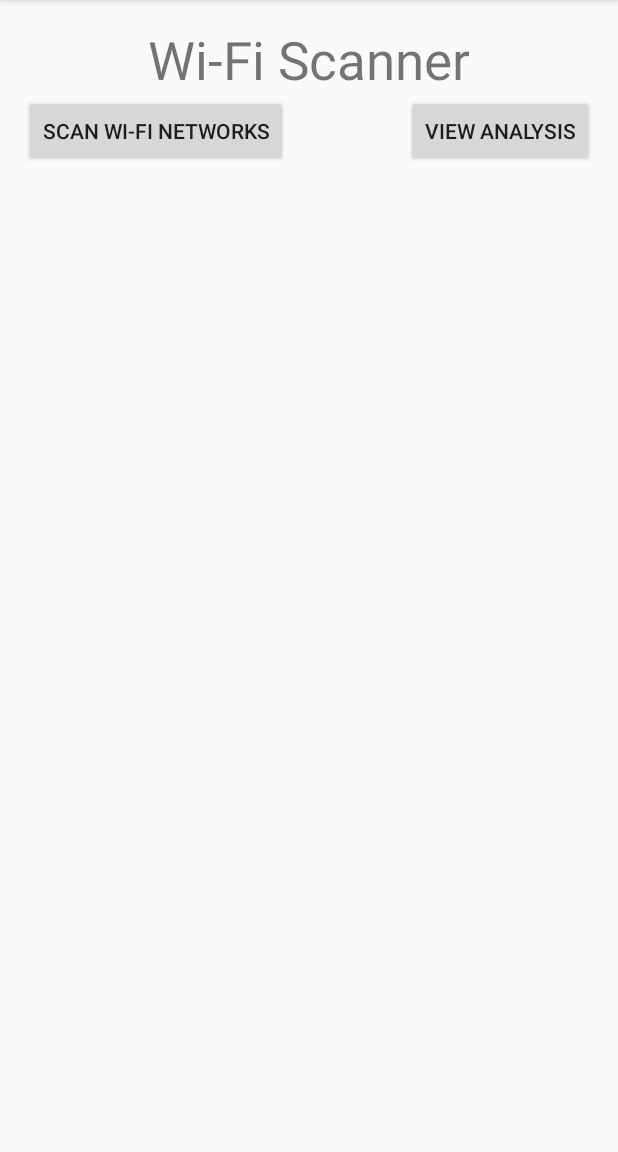
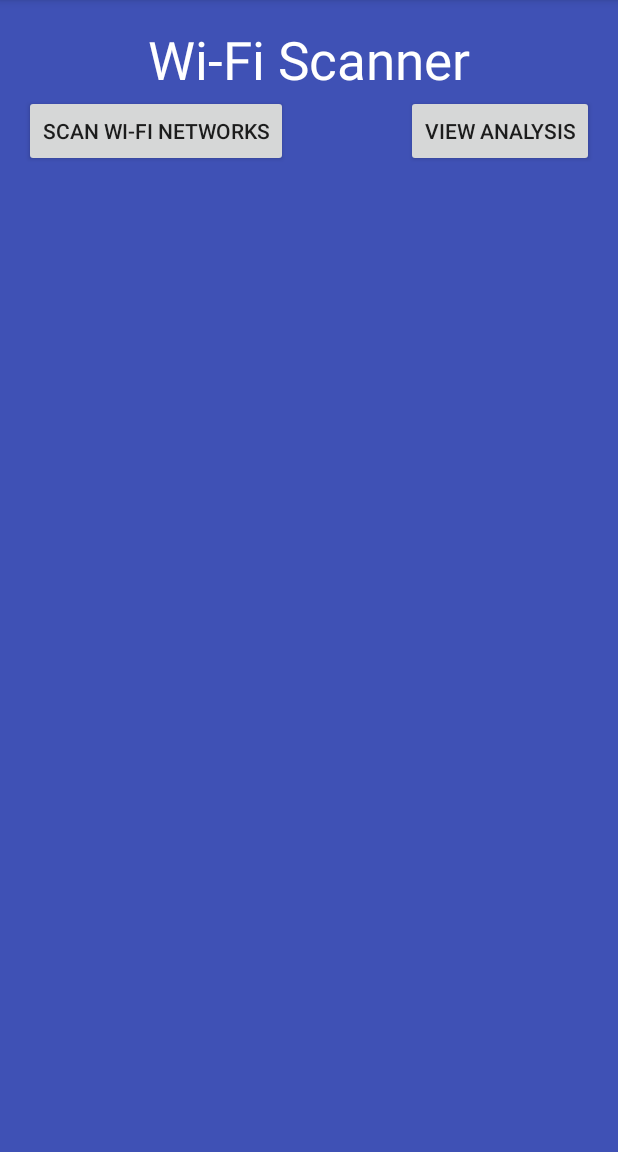
Before and after one commit to TagoWill/WifiFingerPrinting, an Android app: the screen it shows after launch (MainActivity), on a phone screen of 412 x 824 dp, the part 84-1236 px from its top. Run offline under Robolectric (Android 15) with nearby library versions, the phone set to English and light mode, and no system bars.

```diff
--- a/app/src/main/res/layout/activity_main.xml
+++ b/app/src/main/res/layout/activity_main.xml
@@ -3,7 +3,8 @@
     android:layout_height="match_parent" android:paddingLeft="@dimen/activity_horizontal_margin"
     android:paddingRight="@dimen/activity_horizontal_margin"
     android:paddingTop="@dimen/activity_vertical_margin"
-    android:paddingBottom="@dimen/activity_vertical_margin" tools:context=".MainActivity">
+    android:paddingBottom="@dimen/activity_vertical_margin" tools:context=".MainActivity"
+    android:background="@color/colorPrimary">
 
     <TextView
         android:layout_width="wrap_content"
@@ -11,6 +12,7 @@
         android:id="@+id/textView"
         android:text="Wi-Fi Scanner"
         android:textSize="35dp"
+        android:textColor="#FFFF"
         android:layout_alignParentTop="true"
         android:layout_centerHorizontal="true"
         />
```
